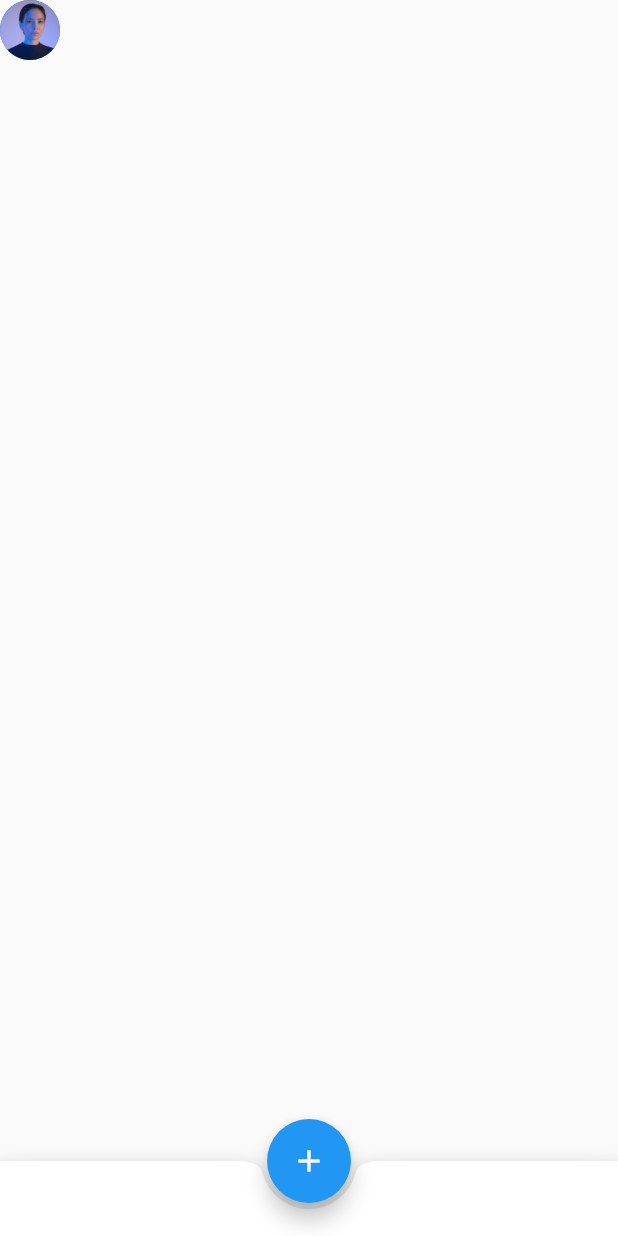
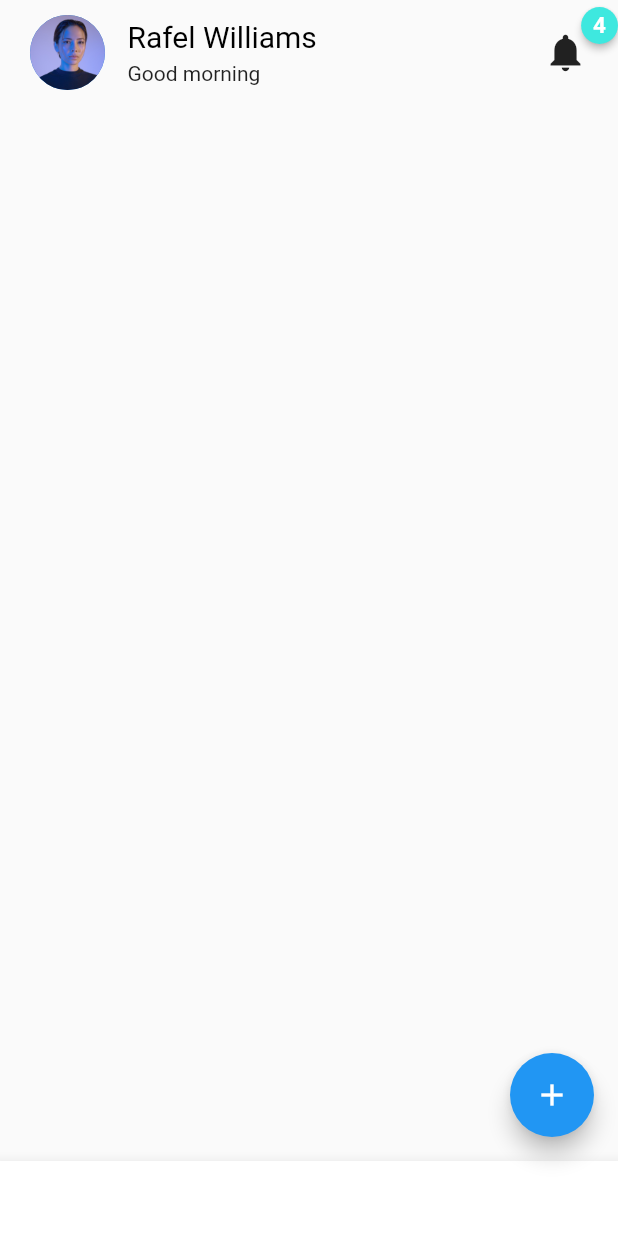
Before and after one commit to maureenyeh/UI-one, a Flutter app: the screen it shows after launch, on a phone screen of 412 x 824 dp. Run offline on Flutter 3.47's test engine with Material 2 defaults, Android fonts, the phone set to English and light mode, and no system bars; drawn by our look-alikes of badges.

Commit message:
add avatar bar

```diff
--- a/ui_one/lib/main.dart
+++ b/ui_one/lib/main.dart
@@ -1,4 +1,5 @@
 import 'package:flutter/material.dart';
+import 'package:badges/badges.dart' as badges;
 
 void main() {
   runApp(const MainApp());
@@ -11,12 +12,82 @@ class MainApp extends StatelessWidget {
   Widget build(BuildContext context) {
     return MaterialApp(
       home: Scaffold(
-        body: Row(
-          children: [
-            CircleAvatar(
-              backgroundImage: AssetImage('assets/profile.jpg'),
+        body: Padding(
+          padding: const EdgeInsets.fromLTRB(20, 10, 20, 0),
+          child: SafeArea(
+            child: Container(
+              height: 50,
+              child: Row(
+                crossAxisAlignment: CrossAxisAlignment.start,
+                children: [
+                  Container(
+                    child: CircleAvatar(
+                      backgroundImage: AssetImage('assets/profile.jpg'),
+                      radius: 25,
+                    ),
+                  ),
+                  Container(
+                    child: Padding(
+                      padding: const EdgeInsets.symmetric(horizontal: 15),
+                      child: Column(
+                        crossAxisAlignment: CrossAxisAlignment.start,
+                        mainAxisAlignment: MainAxisAlignment.spaceAround,
+                        children: [
+                          Text(
+                            'Rafel Williams',
+                            style: TextStyle(
+                              color: Colors.black,
+                              fontSize: 20,
+                            ),
+                          ),
+                          Text(
+                            'Good morning',
+                          )
+                        ],
+                      ),
+                    ),
+                  ),
+                  Expanded(
+                    child: Container(
+                      // decoration: BoxDecoration(border: Border.all()),
+                      child: Row(
+                        mainAxisAlignment: MainAxisAlignment.end,
+                        crossAxisAlignment: CrossAxisAlignment.stretch,
+                        children: [
+                          Center(
+                            child: Container(
+                              // decoration: BoxDecoration(border: Border.all()),
+                              child: badges.Badge(
+                                position: badges.BadgePosition.topEnd(
+                                    top: -20, end: -20),
+                                badgeContent: Text(
+                                  '4',
+                                  style: TextStyle(
+                                    fontSize: 15,
+                                    fontWeight: FontWeight.bold,
+                                    color: Colors.white,
+                                  ),
+                                ),
+                                badgeStyle: badges.BadgeStyle(
+                                  badgeColor: Color.fromARGB(255, 62, 232, 223),
+                                  padding: EdgeInsets.all(8),
+                                  // elevation: 20,
+                                ),
+                                child: Icon(
+                                  Icons.notifications,
+                                  size: 30,
+                                ),
+                              ),
+                            ),
+                          )
+                        ],
+                      ),
+                    ),
+                  )
+                ],
+              ),
             ),
-          ],
+          ),
         ),
         bottomNavigationBar: BottomAppBar(
           shape: const CircularNotchedRectangle(),
@@ -26,7 +97,7 @@ class MainApp extends StatelessWidget {
           onPressed: () {},
           child: const Icon(Icons.add),
         ),
-        floatingActionButtonLocation: FloatingActionButtonLocation.centerDocked,
+        floatingActionButtonLocation: FloatingActionButtonLocation.endFloat,
       ),
     );
   }
--- a/ui_one/pubspec.yaml
+++ b/ui_one/pubspec.yaml
@@ -9,6 +9,7 @@ environment:
 dependencies:
   flutter:
     sdk: flutter
+  badges: ^3.1.2
 
 dev_dependencies:
   flutter_test:
```
Also changed, not shown: ui_one/pubspec.lock.
